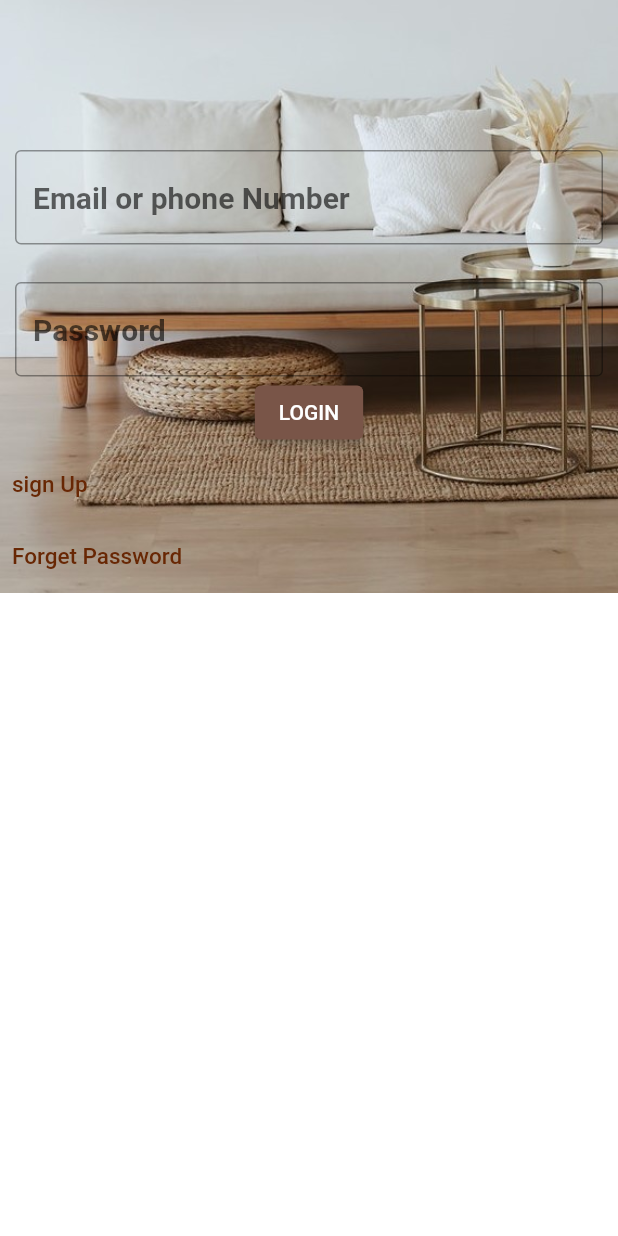
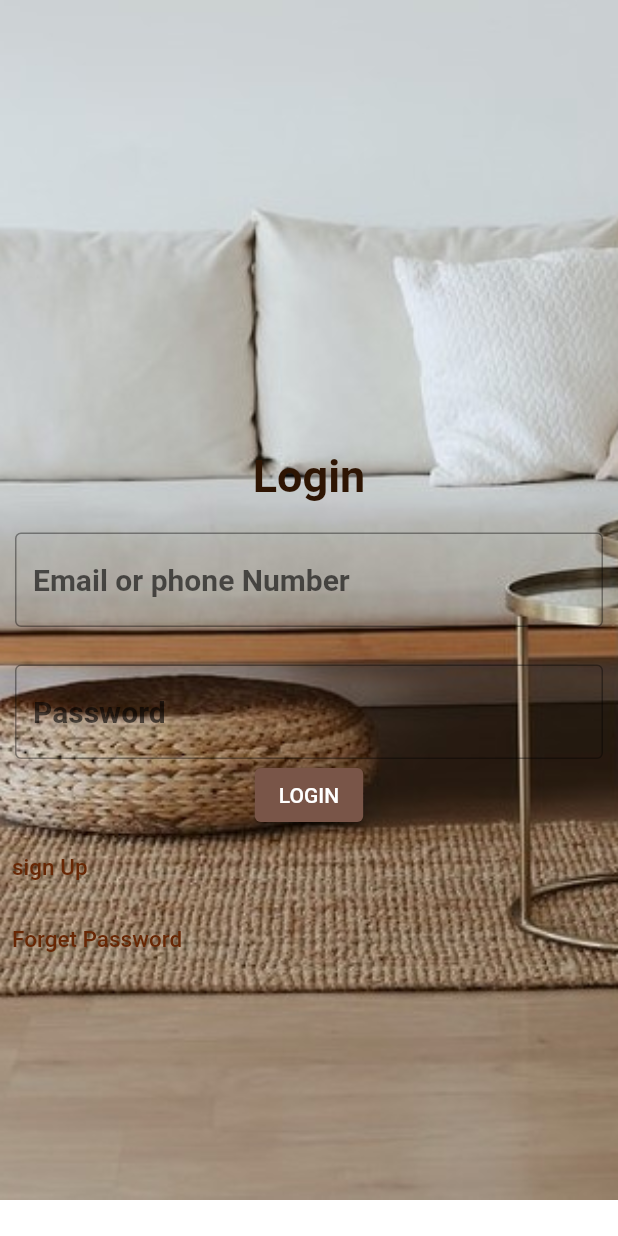
Before and after one commit to HarishmaTR/shehacks-furniture-app, a Flutter app: the screen it shows after launch, on a phone screen of 412 x 824 dp. Run offline on Flutter 3.47's test engine with Material 2 defaults, Android fonts, the phone set to English and light mode, and no system bars.

Commit message:
Third Commit

```diff
--- a/lib/furniture_app.dart
+++ b/lib/furniture_app.dart
@@ -15,11 +15,15 @@ class Furniture extends StatelessWidget {
   Widget build(BuildContext context) {
     return Scaffold(
         backgroundColor: Colors.white,
-        body: Container(
-          child: Column(children: // <Widget>
+        body: SafeArea(
+          child:SingleChildScrollView(
+
+          child: Column
+          (
+            children: // <Widget>
               [
             Container(
-              //  height: 400,
+               height: 800,
 
               decoration: BoxDecoration(
                   image: DecorationImage(
@@ -29,8 +33,15 @@ class Furniture extends StatelessWidget {
               child: Column(
                 children: [
                   Container(
-                      padding: EdgeInsets.fromLTRB(10, 100, 10, 0),
+                      padding: EdgeInsets.fromLTRB(10, 300, 10, 0),
+                      child:Text("Login",style: TextStyle(fontSize: 30,color: Color(0xff2E1503),
+                      fontWeight: FontWeight.bold),)
+
+                  ),
+                  Container(
+                      padding: EdgeInsets.fromLTRB(10, 20, 10, 0),
                       child: TextField(
+                         cursorColor: Colors.black,
                         style: TextStyle(
                             fontSize: 20, fontWeight: FontWeight.w700),
                         decoration: new InputDecoration(
@@ -38,6 +49,9 @@ class Furniture extends StatelessWidget {
                               borderSide:
                                   BorderSide(color: Colors.red, width: 5.0),
                             ),
+                            focusedBorder: OutlineInputBorder(
+                                  borderSide:
+                                      BorderSide(color: Colors.brown.shade900)),
                             hintText: "Email or phone Number"),
                       )),
                   SizedBox(
@@ -46,6 +60,8 @@ class Furniture extends StatelessWidget {
                   Container(
                       padding: EdgeInsets.fromLTRB(10, 15, 10, 0),
                       child: TextField(
+                         cursorColor: Colors.black,
+                          obscureText: true,
                         style: TextStyle(
                             fontSize: 20, fontWeight: FontWeight.w700),
                         decoration: new InputDecoration(
@@ -53,6 +69,9 @@ class Furniture extends StatelessWidget {
                               borderSide:
                                   BorderSide(color: Colors.red, width: 5.0),
                             ),
+                            focusedBorder: OutlineInputBorder(
+                                  borderSide:
+                                      BorderSide(color: Colors.brown.shade900)),
                             hintText: "Password"),
                       )),
                   Container(
@@ -102,6 +121,6 @@ class Furniture extends StatelessWidget {
               //     padding: EdgeInsets.all(15),
             ),
           ]),
-        ));
+     ) ));
   }
 }
```
